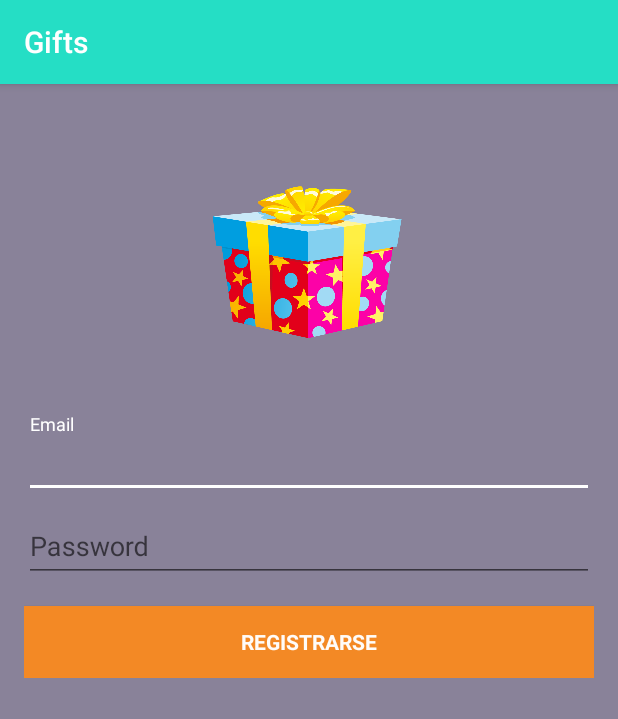
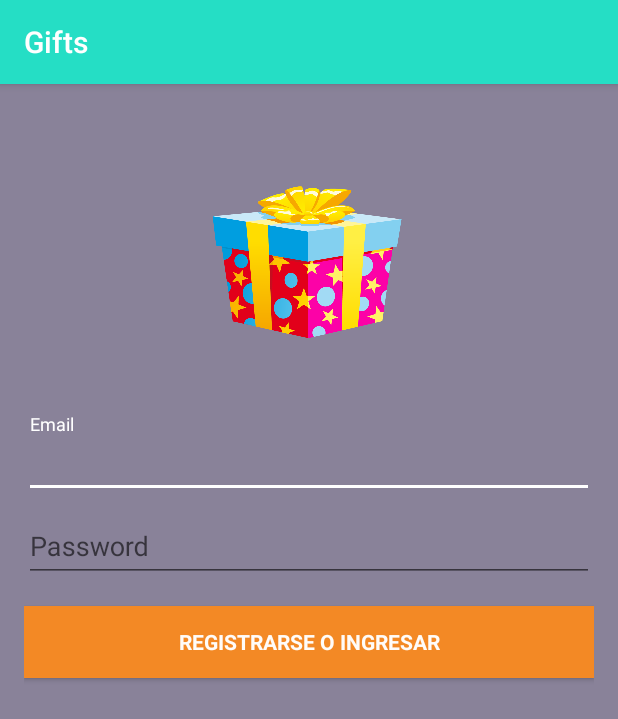
Before and after one commit to xkiRox/Gifts, an Android app: the LoginActivity screen opened directly, with no data from a screen before it, on a phone screen of 412 x 824 dp. Shown: the top 719 px of the screen. Run offline under Robolectric (Android 15) with nearby library versions, the light colour scheme and no system bars; libraries missing offline, so code that uses them is left out: retrofit.client; 2 statements that could not run were skipped.

Commit message:
Redireccionamiento Button Email

```diff
--- a/app/src/main/java/com/example/ubiinc/gifts/LoginActivity.java
+++ b/app/src/main/java/com/example/ubiinc/gifts/LoginActivity.java
@@ -29,11 +29,12 @@ import android.widget.AutoCompleteTextView;
 import android.widget.Button;
 import android.widget.EditText;
 import android.widget.TextView;
-import android.widget.Toast;
 
 import com.example.ubiinc.gifts.response.User;
 import com.example.ubiinc.gifts.retrofill.RestClient;
 
+import java.io.UnsupportedEncodingException;
+import java.security.NoSuchAlgorithmException;
 import java.util.ArrayList;
 import java.util.HashMap;
 import java.util.List;
@@ -72,6 +73,7 @@ public class LoginActivity extends AppCompatActivity implements LoaderCallbacks<
     // UI references.
     private AutoCompleteTextView mEmailView;
     private EditText mPasswordView;
+    private TextView txtError;
     private View mProgressView;
     private View mLoginFormView;
     private String TAG = LoginActivity.class.getSimpleName();
@@ -81,6 +83,7 @@ public class LoginActivity extends AppCompatActivity implements LoaderCallbacks<
         super.onCreate(savedInstanceState);
         setContentView(R.layout.activity_login);
         // Set up the login form.
+        txtError = (TextView) findViewById(R.id.txtViewError);
         mEmailView = (AutoCompleteTextView) findViewById(R.id.email);
         populateAutoComplete();
 
@@ -324,19 +327,32 @@ public class LoginActivity extends AppCompatActivity implements LoaderCallbacks<
             // TODO: attempt authentication against a network service.
             Map<String, String> param = new HashMap<String, String>();
 
+            String password = null;
+            try {
+                password = RestClient.SHA1(mPassword);
+            } catch (NoSuchAlgorithmException e) {
+                e.printStackTrace();
+            } catch (UnsupportedEncodingException e) {
+                e.printStackTrace();
+            }
+
             param.put("email", mEmail);
-            param.put("password", mPassword);
+            param.put("password", password);
             param.put("name", "No Name");
 
             RestClient.get().login(param, new Callback<User>() {
                 @Override
                 public void success(User user, Response response) {
+                    txtError.setVisibility(View.INVISIBLE);
                     Log.e(TAG,user.get_id()+" "+user.getEmail()+" "+user.getName());
                 }
 
                 @Override
                 public void failure(RetrofitError error) {
-
+                    if(error.getResponse().getStatus() == 404){
+                        txtError.setVisibility(View.VISIBLE);
+                        mPasswordView.setText("");
+                    }
                 }
             });
 
@@ -366,7 +382,7 @@ public class LoginActivity extends AppCompatActivity implements LoaderCallbacks<
 
             if (success) {
 
-                finish();
+                //finish();
             } else {
                 mPasswordView.setError(getString(R.string.error_incorrect_password));
                 mPasswordView.requestFocus();
--- a/app/src/main/res/layout/activity_login.xml
+++ b/app/src/main/res/layout/activity_login.xml
@@ -88,6 +88,18 @@
                 android:textColor="#FFFCF9"
                 />
 
+            <TextView
+                android:layout_width="match_parent"
+                android:layout_height="wrap_content"
+                android:textAppearance="?android:attr/textAppearanceSmall"
+                android:text="Contraseña incorrecta."
+                android:id="@+id/txtViewError"
+                android:layout_weight="0.43"
+                android:textColor="#FFFCF9"
+                android:textAlignment="center"
+                android:layout_marginTop="10dp"
+                android:visibility="invisible" />
+
         </LinearLayout>
     </ScrollView>
 </LinearLayout>
--- a/app/src/main/res/values/strings.xml
+++ b/app/src/main/res/values/strings.xml
@@ -4,7 +4,7 @@
     <!-- Strings related to login -->
     <string name="prompt_email">Email</string>
     <string name="prompt_password">Password</string>
-    <string name="action_sign_in">Registrarse</string>
+    <string name="action_sign_in">Registrarse o Ingresar</string>
     <string name="action_sign_in_short">Sign in</string>
     <string name="error_invalid_email">This email address is invalid</string>
     <string name="error_invalid_password">This password is too short</string>
```
